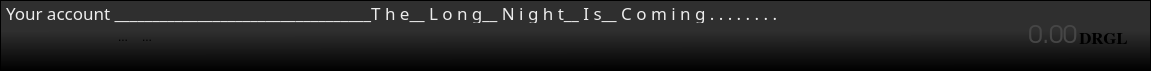
This is src/gui/ui/accountframe.ui in aejontargaryen/FanGoldWallet as Qt 5 draws it before an edit. The edited form follows.
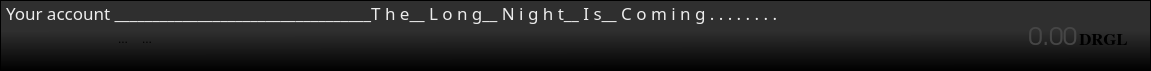
This is the edited form. Icons and pictures are not drawn.

What changed in the file:
```diff
--- a/src/gui/ui/accountframe.ui
+++ b/src/gui/ui/accountframe.ui
@@ -66,13 +66,13 @@
        <property name="minimumSize">
         <size>
          <width>0</width>
-         <height>22</height>
+         <height>24</height>
         </size>
        </property>
        <property name="maximumSize">
         <size>
          <width>16777215</width>
-         <height>21</height>
+         <height>24</height>
         </size>
        </property>
        <property name="palette">
@@ -262,6 +262,9 @@
        <property name="layoutDirection">
         <enum>Qt::LeftToRight</enum>
        </property>
+       <property name="autoFillBackground">
+        <bool>false</bool>
+       </property>
        <property name="styleSheet">
         <string notr="true">color:rgb(203, 203, 203);
 background-color: transparent;
@@ -274,7 +277,7 @@
         <enum>QFrame::Raised</enum>
        </property>
        <property name="lineWidth">
-        <number>-1</number>
+        <number>0</number>
        </property>
        <property name="midLineWidth">
         <number>0</number>
```
